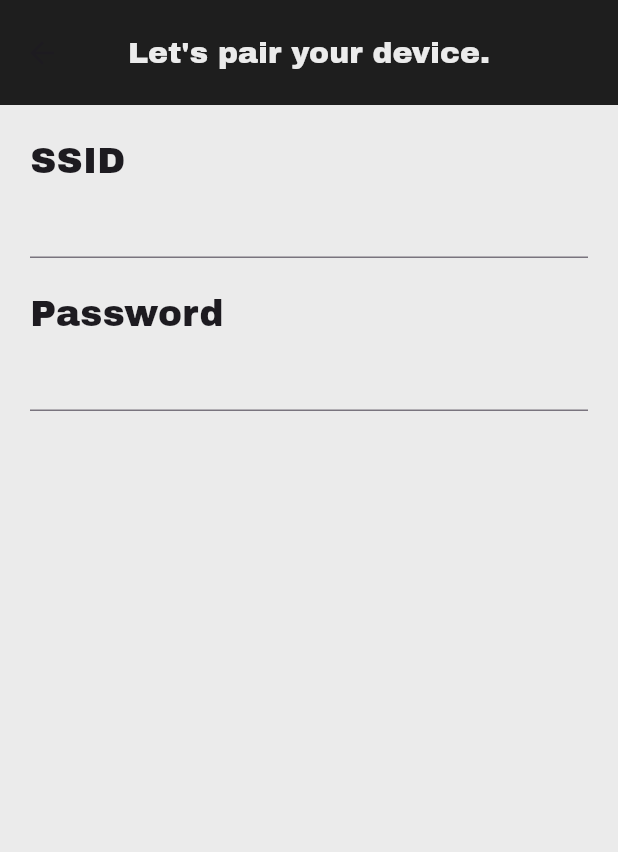
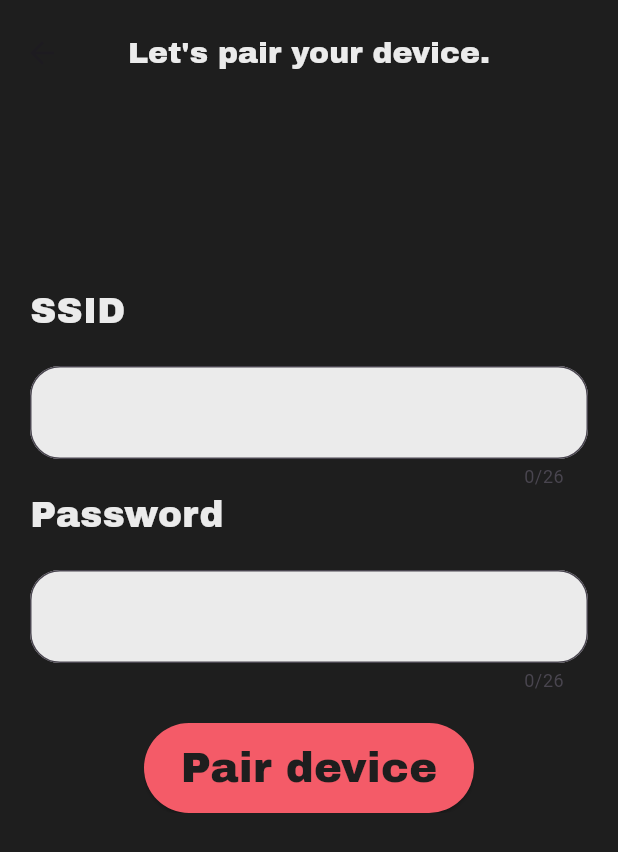
Before and after one commit to WildFore/locklock_application, a Flutter app: the PairDevicePage screen opened directly, on a phone screen of 412 x 824 dp. Shown: the top 852 px of the screen. Run offline on Flutter 3.47's test engine with Material 3 defaults, Android fonts, the phone set to English and light mode, and no system bars; our stand-ins replace figma_squircle.

Commit message:
cooked app

```diff
--- a/locklock_app/lib/main.dart
+++ b/locklock_app/lib/main.dart
@@ -35,11 +35,15 @@ class _HomeState extends State<Home> {
   @override
   Widget build(BuildContext context) {
     return MaterialApp(
+      theme: ThemeData(
+          splashColor: Colors.transparent,
+          highlightColor: Colors.transparent,
+          hoverColor: Colors.transparent),
       debugShowCheckedModeBanner: false,
       home: Scaffold(
         appBar: AppBar(
           centerTitle: false,
-          toolbarHeight: 150,
+          toolbarHeight: 140,
           elevation: 0,
           backgroundColor: AppColors.gray,
           title: Padding(
@@ -69,9 +73,7 @@ class _HomeState extends State<Home> {
                 indicatorColor: const Color.fromARGB(0, 45, 45, 45),
                 selectedIndex: _selectedIndexPage,
                 labelBehavior: NavigationDestinationLabelBehavior.alwaysHide,
-                indicatorShape: const RoundedRectangleBorder(
-                  borderRadius: BorderRadius.all(Radius.circular(16)),
-                ),
+                indicatorShape: const CircleBorder(),
                 destinations: [
                   NavigationDestination(
                       icon: Icon(CupertinoIcons.plus_circle,
--- a/locklock_app/lib/subpages/pairDevice.dart
+++ b/locklock_app/lib/subpages/pairDevice.dart
@@ -1,5 +1,7 @@
+import 'package:figma_squircle/figma_squircle.dart';
 import 'package:flutter/material.dart';
 import 'package:locklock_app/appColors.dart';
+import 'package:locklock_app/home.dart';
 
 class PairDevicePage extends StatefulWidget {
   const PairDevicePage({super.key});
@@ -12,7 +14,7 @@ class _PairDevicePageState extends State<PairDevicePage> {
   @override
   Widget build(BuildContext context) {
     return Scaffold(
-      backgroundColor: Color.fromARGB(255, 235, 235, 235),
+      backgroundColor: AppColors.gray,
       appBar: AppBar(
         toolbarHeight: 70,
         elevation: 0,
@@ -28,70 +30,105 @@ class _PairDevicePageState extends State<PairDevicePage> {
       body: Column(
         children: [
           Padding(
-            padding: EdgeInsets.only(top: 20, left: 20, right: 20),
+            padding: EdgeInsets.only(top: 120, left: 20, right: 20),
             child: Align(
               alignment: Alignment.centerLeft,
               child: Text("SSID",
                   style: TextStyle(
                       fontFamily: "ArchivoBlack",
                       fontSize: 24,
-                  )),
+                      color: AppColors.antiFlashWhite)),
             ),
           ),
           Padding(
             padding: EdgeInsets.only(),
             child: Padding(
-              padding: EdgeInsets.only(left: 20, right: 20),
+              padding: EdgeInsets.only(left: 20, right: 20, top: 20),
               child: TextField(
+                style: TextStyle(
+                  fontFamily: "ArchivoBlack",
+                  fontSize: 20,
+                ),
+                maxLength: 26,
                 decoration: InputDecoration(
-                  border: UnderlineInputBorder(
-                      borderSide:
-                          BorderSide(color: Color.fromARGB(255, 30, 30, 30))),
-                  focusedBorder: UnderlineInputBorder(
-                    borderSide:
-                        BorderSide(color: Color.fromARGB(255, 30, 30, 30)),
+                  border: OutlineInputBorder(
+                    borderSide: BorderSide(color: AppColors.antiFlashWhite),
+                    borderRadius: SmoothBorderRadius(
+                        cornerRadius: 20, cornerSmoothing: 0.8),
+                  ),
+                  filled: true,
+                  fillColor: AppColors.antiFlashWhite,
+                  focusedBorder: OutlineInputBorder(
+                    borderSide: BorderSide(color: AppColors.gray),
+                    borderRadius: SmoothBorderRadius(
+                        cornerRadius: 30, cornerSmoothing: 0.8),
                   ),
                 ),
+              ),
+            ),
+          ),
+          Padding(
+            padding: EdgeInsets.only(top: 0, left: 20, right: 20),
+            child: Align(
+              alignment: Alignment.centerLeft,
+              child: Text("Password",
                   style: TextStyle(
-                  backgroundColor: Colors.transparent,
-                  color: AppColors.gray,
+                      fontFamily: "ArchivoBlack",
+                      fontSize: 24,
+                      color: AppColors.antiFlashWhite)),
+            ),
+          ),
+          Padding(
+            padding: EdgeInsets.only(left: 20, right: 20, top: 20),
+            child: TextField(
+              style: TextStyle(
                 fontFamily: "ArchivoBlack",
                 fontSize: 20,
+              ),
+              maxLength: 26,
+              decoration: InputDecoration(
+                border: OutlineInputBorder(
+                  borderSide: BorderSide(color: AppColors.antiFlashWhite),
+                  borderRadius: SmoothBorderRadius(
+                      cornerRadius: 20, cornerSmoothing: 0.8),
+                ),
+                filled: true,
+                fillColor: AppColors.antiFlashWhite,
+                focusedBorder: OutlineInputBorder(
+                  borderSide: BorderSide(color: AppColors.gray),
+                  borderRadius: SmoothBorderRadius(
+                      cornerRadius: 30, cornerSmoothing: 0.8),
                 ),
               ),
             ),
           ),
           Padding(
             padding: EdgeInsets.only(top: 20, left: 20, right: 20),
-            child: Align(
-              alignment: Alignment.centerLeft,
-              child: Text("Password",
+            child: ClipRRect(
+              borderRadius: SmoothBorderRadius(
+                cornerRadius: 20,
+                cornerSmoothing: 0.8,
+              ),
+              child: Container(
+                width: 220,
+                height: 60,
+                child: ElevatedButton(
+                    style: ButtonStyle(
+                      backgroundColor:
+                          MaterialStatePropertyAll(AppColors.crayola),
+                    ),
+                    onPressed: () {},
+                    child: Text(
+                      "Pair device",
                       style: TextStyle(
                         fontFamily: "ArchivoBlack",
-                    fontSize: 24,
+                        fontSize: 28,
+                        color: AppColors.gray,
+                      ),
                     )),
               ),
             ),
-          Padding(
-            padding: EdgeInsets.only(left: 20, right: 20),
-            child: TextField(
-              decoration: InputDecoration(
-                border: UnderlineInputBorder(
-                    borderSide:
-                        BorderSide(color: Color.fromARGB(255, 30, 30, 30))),
-                focusedBorder: UnderlineInputBorder(
-                  borderSide:
-                      BorderSide(color: Color.fromARGB(255, 30, 30, 30)),
-                ),
-              ),
-              style: TextStyle(
-                backgroundColor: Colors.transparent,
-                color: AppColors.gray,
-                fontFamily: "ArchivoBlack",
-                fontSize: 20,
-              ),
-            ),
-          ),
+          )
         ],
       ),
     );
```
Also changed, not shown: 2 other files. Lines whose indentation alone changed are shown as unchanged.
